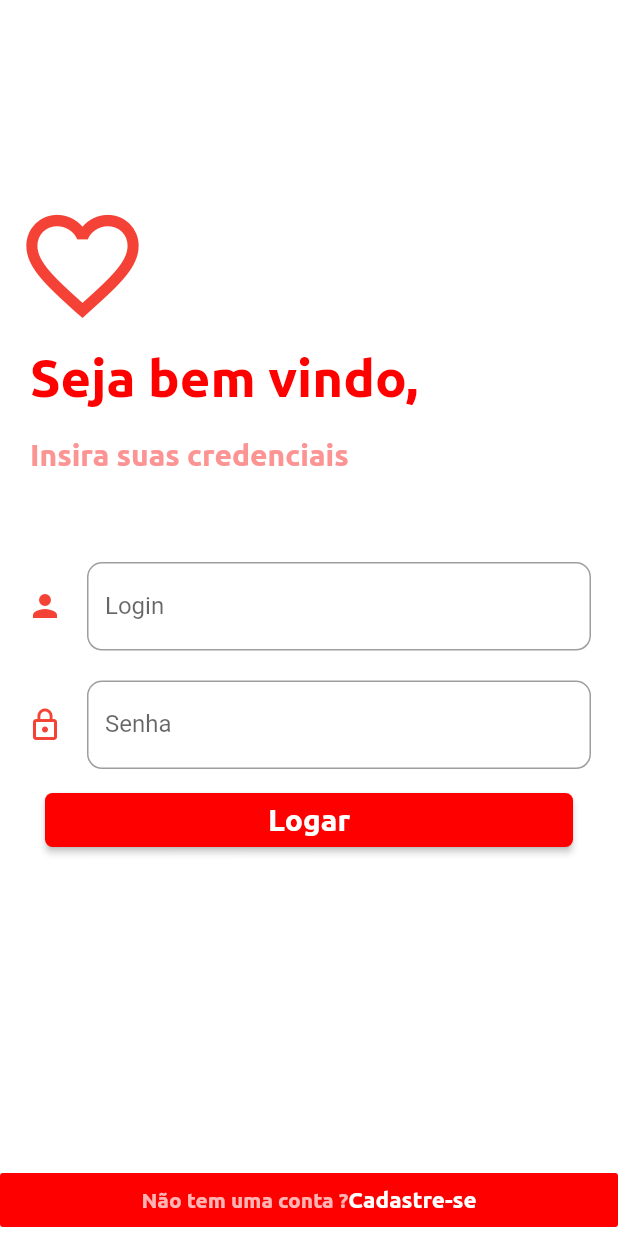
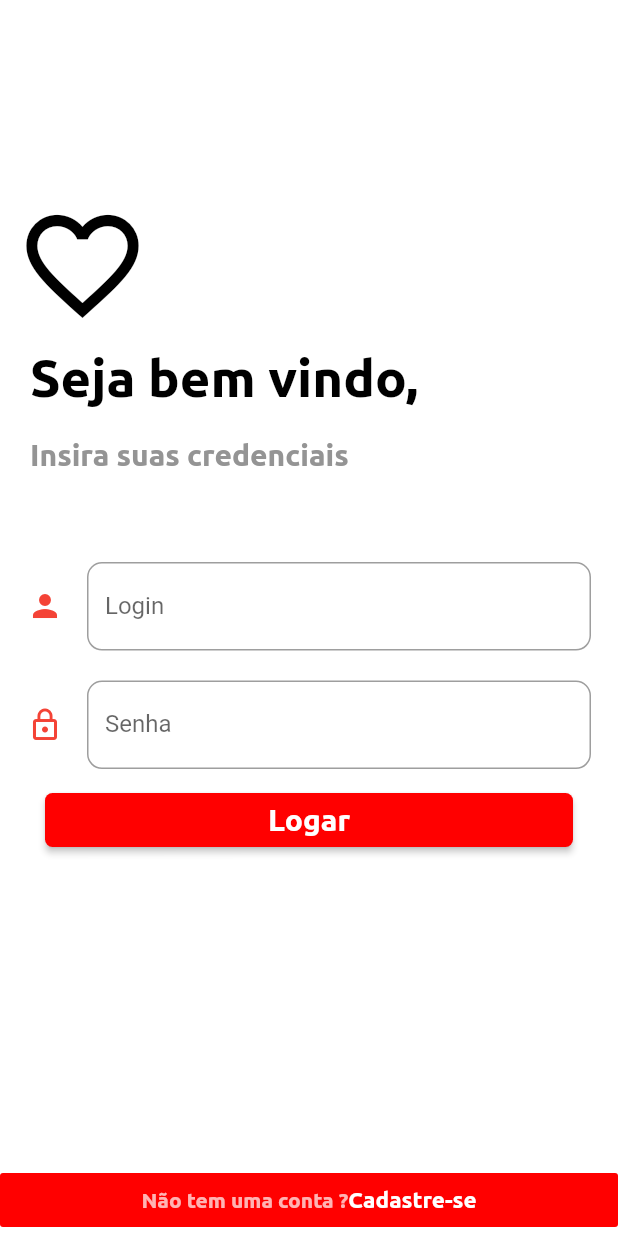
Before and after one commit to pedroelias520/Doador_Consciente, a Flutter app: the screen it shows after launch, on a phone screen of 412 x 824 dp. Run offline on Flutter 3.47's test engine with Material 2 defaults, Android fonts, the phone set to English and light mode, and no system bars; our stand-ins replace auto_size_text, cloud_firestore, firebase_auth, firebase_storage, google_sign_in, image_picker and 2 more; accounts and stored records are empty.

Commit message:
upgrade:new front-end style

```diff
--- a/doador_consciente/lib/ui/login_screen.dart
+++ b/doador_consciente/lib/ui/login_screen.dart
@@ -91,7 +91,7 @@ class _LoginPageState extends State<LoginPage> {
                           Icon(
                             Icons.favorite_border,
                             size: 90.0,
-                            color: Colors.red,
+                            color: Colors.black,
                           ),
                         ],
                       ),
@@ -102,7 +102,7 @@ class _LoginPageState extends State<LoginPage> {
                           style: TextStyle(
                               fontFamily: "UbuntuB",
                               fontSize: 35,
-                              color: Color.fromRGBO(255, 0, 0, 1)),
+                              color: Color.fromRGBO(0, 0, 0, 1)),
                         ),
                       ),
                       Padding(
@@ -112,7 +112,7 @@ class _LoginPageState extends State<LoginPage> {
                           style: TextStyle(
                               fontFamily: "UbuntuB",
                               fontSize: 20,
-                              color: Color.fromRGBO(253, 148, 148, 1)),
+                              color: Color.fromRGBO(148, 148, 148, 1)),
                         ),
                       ),
                       Padding(
@@ -162,7 +162,7 @@ class _LoginPageState extends State<LoginPage> {
                           padding: EdgeInsets.only(
                               top: 10.0, left: 20.0, right: 20.0),
                           child: RaisedButton(
-                            splashColor: Colors.redAccent,
+                            splashColor: Colors.white,
                             shape: RoundedRectangleBorder(
                                 borderRadius: BorderRadius.circular(5.0)),
                             onPressed: () {
```
